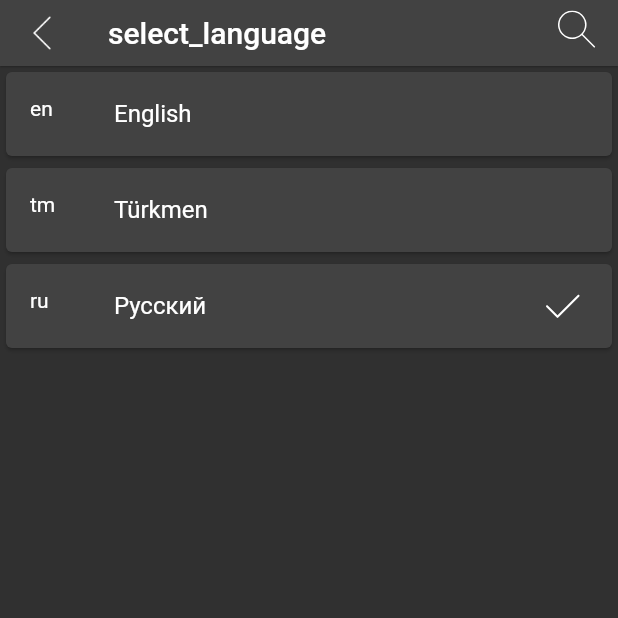
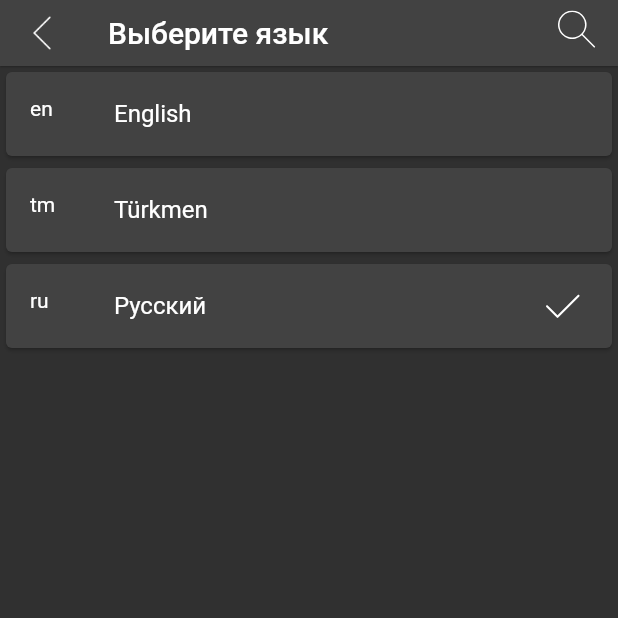
Before and after one commit to kaysman/lomaysowda, a Flutter app: the LanguageSelectPage screen opened directly, after a tap on "en", after a tap on "tm", after a tap on "ru", on a phone screen of 412 x 824 dp, the top half of it. Run offline on Flutter 3.47's test engine with Material 2 defaults, Android fonts, the phone set to English and light mode, and no system bars; our stand-ins replace cached_network_image, dio, flutter_screenutil, flutter_svg, flutter_swiper, get and 2 more; missing offline and left inert: flutter_splash_screen; accounts and stored records are empty; network calls fail; statements that could not run were skipped.

Commit message:
translation on ru,tm

```diff
--- a/lib/main.dart
+++ b/lib/main.dart
@@ -30,7 +30,7 @@ void main() async {
               create: (_) => ThemeNotifier(darkModeOn ? darkTheme : lightTheme),
             ),
             ChangeNotifierProvider(
-              create: (_) => UserProvider(isLoggedIn: isLogin ?? false),
+              create: (_) => UserProvider(),
             ),
           ],
           child: LOMAYAPP(lang: selectedLang),
@@ -58,7 +58,7 @@ class LOMAYAPP extends StatelessWidget {
       locale:
           lang == null ? Get.deviceLocale : Locale(lang, lang.toUpperCase()),
       fallbackLocale: Locale('ru', 'RU'),
-      title: "Iki Nokat Application",
+      title: "Lomaysowda Application",
       defaultTransition: Transition.fade,
       debugShowCheckedModeBanner: false,
       initialBinding: LanguageBinding(),
--- a/lib/pages/detail/detail.dart
+++ b/lib/pages/detail/detail.dart
@@ -2,7 +2,7 @@ import 'package:flutter/material.dart';
 import 'package:lomaysowda/widgets/my_appbar.dart';
 import 'package:lomaysowda/widgets/my_loading.dart';
 import 'package:provider/provider.dart';
-import 'component/supplier_section.dart';
+import 'component/detailsection.dart';
 import 'provider/product_provider.dart';
 import 'package:get/get.dart';
 
--- a/lib/pages/home/home_page.dart
+++ b/lib/pages/home/home_page.dart
@@ -77,6 +77,11 @@ class _HomePageContainerState extends State<HomePageContainer>
                         ),
                       ),
 
+                      // padding
+                      SliverToBoxAdapter(
+                        child: SizedBox(height: 12),
+                      ),
+
                       // vip products
                       SliverToBoxAdapter(
                         child: GridProducts(
@@ -85,12 +90,22 @@ class _HomePageContainerState extends State<HomePageContainer>
                         ),
                       ),
 
+                      // padding
+                      SliverToBoxAdapter(
+                        child: SizedBox(height: 12),
+                      ),
+
                       // trand products
                       SliverToBoxAdapter(
                         child: GridProducts(
                           label: 'trand_products',
                           products: state.trandProducts,
                         ),
+                      ),
+
+                      // padding
+                      SliverToBoxAdapter(
+                        child: SizedBox(height: 12),
                       ),
 
                       SliverToBoxAdapter(
--- a/lib/pages/search/search_page.dart
+++ b/lib/pages/search/search_delegate.dart
@@ -4,8 +4,8 @@ import 'package:get/get.dart';
 import 'component/results.dart';
 import 'component/suggestions.dart';
 
-class SearchPage extends SearchDelegate {
-  SearchPage()
+class Searchdelegate extends SearchDelegate {
+  Searchdelegate()
       : super(
           searchFieldLabel: 'search_bar_label'.tr,
           keyboardType: TextInputType.text,
--- a/lib/services/login_service.dart
+++ b/lib/services/login_service.dart
@@ -4,8 +4,8 @@ import 'package:lomaysowda/utils/request.dart';
 class LoginAPI {
   static Future<bool> loginService({Map<String, String> data}) async {
     var response = await RequestUtil().post('auth/login', params: data);
-    if (response['access_token'] != null) {
-      await UserPreferences().saveToken(response['access_token']);
+    if (response['token'] != null) {
+      await UserPreferences().saveToken(response['token']);
       await UserPreferences().saveLogin(true);
       return true;
     } else {
--- a/lib/services/user_preferences.dart
+++ b/lib/services/user_preferences.dart
@@ -17,10 +17,4 @@ class UserPreferences {
     var prefs = await SharedPreferences.getInstance();
     return prefs.getString('token');
   }
-
-  getLogin() async {
-    var prefs = await SharedPreferences.getInstance();
-    var logged = prefs.getBool('loggedin');
-    return logged;
-  }
 }
--- a/lib/translations/ru.dart
+++ b/lib/translations/ru.dart
@@ -1,13 +1,47 @@
 final Map<String, String> ru = {
-  'language': 'yazik',
-  'day': 'horozpy den',
+  'language': 'Язык',
+  'dark': 'Темный режим',
+  'product': 'Продукт',
+  'marka_yok': "У поставщика нет бренда",
+  'settings': 'Настройки',
+  'select_language': 'Выберите язык',
+  'no_info': 'нет информации',
+  'empty': 'пустой',
+  'negotiable': 'договорный',
+
+  // add page
+  "add_new_product": "Новый продукт",
+  "add_category": "КАТЕГОРИЯ:",
+  "add_brand": "Бренд:",
+  "add_brand_add": "добавить бренд",
+  "add_name": "НАЗВАНИЕ:",
+  "add_price": "ЦЕНА:",
+  "add_min": "МИН КОЛИЧЕСТВО:",
+  "add_unit": "ЕДИНИЦА ИЗМ:",
+  "add_keywords": "КЛЮЧЕВЫЕ СЛОВА:",
+  "add_desc": "ОПИСАНИЕ:",
+  "add_select_image": "Выберите изображение продукта",
+  "add_cancel": "отменить",
+  "add_product": "Добавить",
+
+  // search
+  "search_bar_label": "Поиск",
+
+  // categories
   "categories": "Категории",
-  "search_hint": "поиск",
-  "search": "поиск",
-  "add_product": "Добавить",
+
+  // home page
   "vip_products": "VIP ПРОДУКТЫ",
   "trand_products": "В ТРЕНДЕ",
   "all_products": "НОВЕЙШИЕ ПРОДУКТЫ",
+
+  // login page
+  "login_email": "EMAIL АДРЕС:",
+  "login_password": "ПАРОЛЬ:",
+  "login": "логин",
+  "logout": "выйти",
+
+  // product detail page
   "productd_date": "Дата:",
   "productd_preview": "Просмотр:",
   "productd_price": "Цена:",
@@ -16,15 +50,25 @@ final Map<String, String> ru = {
   "productd_order": "заказать",
   "productd_all_products": "Товары продавца",
   "productd_similar_products": "ПОХОЖИЕ ТОВАРЫ",
+
+  // order modal
   "productd_order_title": "Форма заказа",
   "productd_order_name": "Имя Фамилия",
   "productd_order_phone": "Телефон",
   "productd_order_message": "Cообщение",
   "productd_order_cancel": "отменить",
-  "login_email": "EMAIL АДРЕС:",
-  "login_password": "ПАРОЛЬ:",
-  "login": "логин",
-  "logout": "выйти",
+
+  // supplier page
+  "my_products": "мои продукты",
+  "my_brands": "мои бренды",
+  "my_request_me": "Запросы",
+  "provider_preview": "просмотр",
+  "provider_brands": "Бренды",
+  "provider_phone": "Телефон:",
+  "provider_website": "Вебсайт:",
+  "provider_products": "ТОВАРЫ ПОСТАВЩИКА",
+
+  // registration
   "register": "Регистрация",
   "forgot_password": "Забыли пароль?",
   "register_select_photo": "выберите свою фотографию",
@@ -36,30 +80,20 @@ final Map<String, String> ru = {
   "register_password_confirm": "ПОДТВЕРДИТЕ ПАРОЛЬ:",
   "register_address": "АДРЕС:",
   "register_location": "МЕСТОПОЛОЖЕНИЕ:",
-  "add_new_product": "Новый продукт",
-  "add_category": "КАТЕГОРИЯ:",
-  "add_brand": "Бренд:",
-  "add_brand_add": "добавить бренд",
-  "add_name": "НАЗВАНИЕ:",
-  "add_price": "ЦЕНА:",
-  "add_min": "МИН КОЛИЧЕСТВО:",
-  "add_unit": "ЕДИНИЦА ИЗМ:",
-  "add_keywords": "КЛЮЧЕВЫЕ СЛОВА:",
-  "add_desc": "ОПИСАНИЕ:",
-  "add_select_image": "Выберите изображение продукта",
-  "add_product_add": "добавить",
-  "add_cancel": "отменить",
-  "my_products": "мои продукты",
+
+  // my products
   "my_product_active": "Aктив",
   "my_product_deactive": "Не актив",
   "my_product_delete": "Yдалить",
   "my_product_edit": "Pедактировать",
-  "my_brands": "мои бренды",
-  "my_request_me": "Запросы",
+
+  // orders of mine
   "my_request_client_name": "имя клиента",
   "my_request_client_phone": "Телефон клиента",
   "my_request_client_date": "Дата",
   "my_request_client_show": "Показать",
+
+  // edit my profile
   "edit_profile": "Изменить профиль",
   "edit_profile_name": "ВАШЕ ИМЯ:",
   "edit_profile_phone": "ТЕЛЕФОН:",
@@ -71,9 +105,4 @@ final Map<String, String> ru = {
   "edit_profile_desc": "ОПИСАНИЕ:",
   "edit_profile_save": "сохранить профиль",
   "edit_profile_cancel": "отменить",
-  "provider_preview": "просмотр",
-  "provider_brands": "Бренды",
-  "provider_phone": "Телефон:",
-  "provider_website": "Вебсайт:",
-  "provider_products": "ТОВАРЫ ПОСТАВЩИКА"
 };
--- a/lib/widgets/my_appbar.dart
+++ b/lib/widgets/my_appbar.dart
@@ -1,6 +1,6 @@
 import 'package:flutter/material.dart';
 import 'package:flutter_svg/svg.dart';
-import 'package:lomaysowda/pages/search/search_page.dart';
+import 'package:lomaysowda/pages/search/search_delegate.dart';
 
 /// appbar
 enum AppBarBackType { Back, Close, None }
@@ -44,7 +44,7 @@ class MyAppBar extends AppBar implements PreferredSizeWidget {
           actions: [
             InkWell(
               onTap: () {
-                showSearch(context: context, delegate: SearchPage());
+                showSearch(context: context, delegate: Searchdelegate());
               },
               child: Container(
                 margin: EdgeInsets.only(right: 15, bottom: 5),
```
Also changed, not shown: lib/pages/category/category_page.dart (+3 -26 lines), lib/pages/detail/component/detailsection.dart (renamed from lib/pages/detail/component/supplier_section.dart, +12 -6 lines), lib/pages/detail/component/order_dialog.dart (+61 -30 lines), lib/pages/home/components/grid_products.dart (+5 -2 lines), lib/pages/login/login_page.dart (+31 -9 lines), lib/pages/main/main_page.dart (+13 -7 lines), lib/pages/profile/profile_page.dart (+16 -14 lines), lib/pages/profile/provider/user_provider.dart (+3 -5 lines), lib/widgets/my_textformfield.dart (+34 -11 lines), 1 other file.
